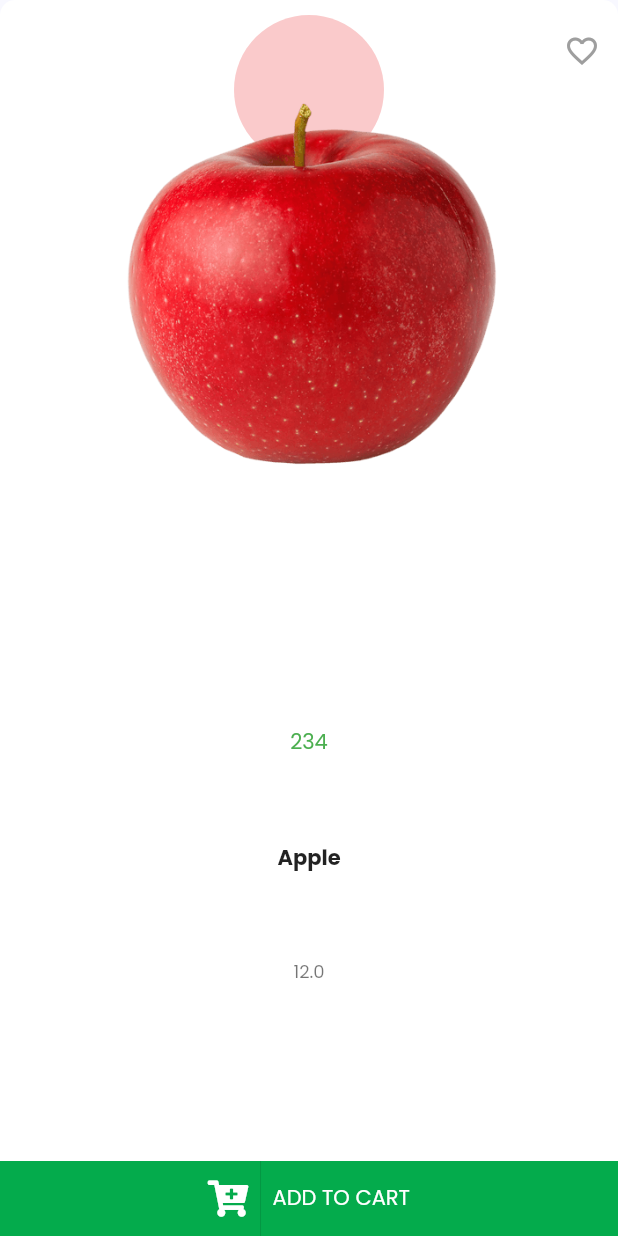
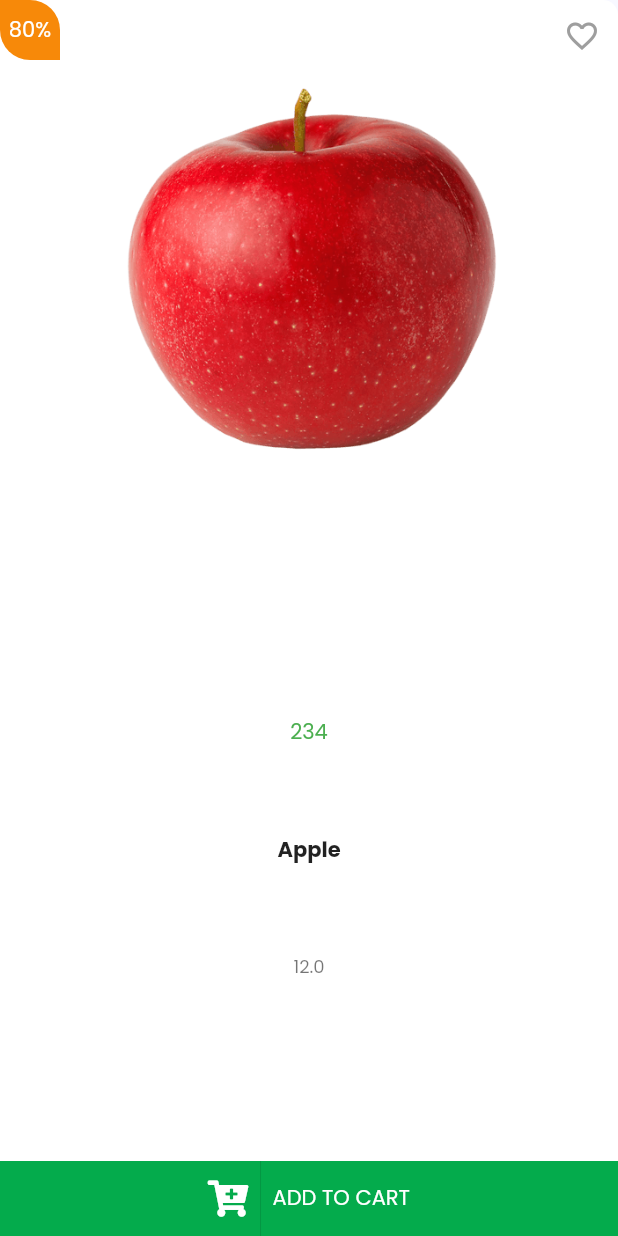
Before and after one commit to pranavo72bex/shoppingApp, a Flutter app: the ProductGridItem widget shown alone on an empty page, opened directly with sample values from the repository, on a phone screen of 412 x 824 dp. Run offline on Flutter 3.47's test engine with Material 2 defaults, Android fonts, the phone set to English and light mode, and no system bars; our stand-ins replace auto_route, carousel_slider, font_awesome_flutter, form_validator, google_fonts.

Commit message:
grid item

```diff
--- /dev/null
+++ b/lib/presentation/core/konstants.dart
@@ -0,0 +1,3 @@
+import 'dart:ui';
+
+const Color kSecondaryColor = Color(0xFFF78909);
--- a/lib/presentation/dashboard/widgets/product_grid_item.dart
+++ b/lib/presentation/dashboard/widgets/product_grid_item.dart
@@ -3,6 +3,7 @@ import 'package:flutter/material.dart';
 import 'package:font_awesome_flutter/font_awesome_flutter.dart';
 import 'package:shoppingApp/domain/product.dart';
 import 'package:shoppingApp/presentation/core/app_router.gr.dart';
+import 'package:shoppingApp/presentation/core/konstants.dart';
 
 class ProductGridItem extends StatefulWidget {
   final Product product;
@@ -27,19 +28,35 @@ class _ProductItemState extends State<ProductGridItem> {
             product: widget.product,
           ),
         ),
-        child: Column(
-          mainAxisAlignment: MainAxisAlignment.spaceBetween,
-          children: [
-            Container(
-              padding: EdgeInsets.only(top: 10),
         child: Stack(
           children: [
             Positioned(
+              left: 0,
+              child: Container(
+                alignment: Alignment.center,
+                height: 40,
+                width: 40,
+                decoration: BoxDecoration(
+                  borderRadius: BorderRadius.only(
+                    topRight: Radius.circular(20),
+                    bottomLeft: Radius.circular(20),
+                  ),
+                  color: kSecondaryColor,
+                ),
+                child: Text(
+                  '80%',
+                  style: TextStyle(
+                    color: Colors.white,
+                    fontSize: 14,
+                  ),
+                ),
+              ),
+            ),
+            Positioned(
               right: 0,
               child: IconButton(
-                        icon: Icon(isFavorite
-                            ? Icons.favorite
-                            : Icons.favorite_outline),
+                  icon: Icon(
+                      isFavorite ? Icons.favorite : Icons.favorite_outline),
                   color: isFavorite ? Colors.red : Colors.grey,
                   onPressed: () {
                     setState(() {
@@ -47,17 +64,21 @@ class _ProductItemState extends State<ProductGridItem> {
                     });
                   }),
             ),
-                  Center(
-                    child: Container(
-                      width: 100,
-                      height: 100,
-                      decoration: BoxDecoration(
-                        color: widget.product.color.withOpacity(0.3),
-                        shape: BoxShape.circle,
-                      ),
-                      child: Container(),
-                    ),
-                  ),
+            // Center(
+            //   child: Container(
+            //     width: 100,
+            //     height: 100,
+            //     decoration: BoxDecoration(
+            //       color: widget.product.color.withOpacity(0.3),
+            //       shape: BoxShape.circle,
+            //     ),
+            //     child: Container(),
+            //   ),
+            // ),
+
+            Column(
+              mainAxisAlignment: MainAxisAlignment.spaceBetween,
+              children: [
                 Padding(
                   padding: const EdgeInsets.symmetric(horizontal: 30),
                   child: Align(
@@ -66,9 +87,6 @@ class _ProductItemState extends State<ProductGridItem> {
                       widget.product.image,
                       // width: 100,
                     ),
-                    ),
-                  ),
-                ],
                   ),
                 ),
                 SizedBox(height: 10),
@@ -101,14 +119,17 @@ class _ProductItemState extends State<ProductGridItem> {
                         children: [
                           FaIcon(
                             FontAwesomeIcons.cartPlus,
-                        color: Theme.of(context).primaryTextTheme.button.color,
+                            color:
+                                Theme.of(context).primaryTextTheme.button.color,
                           ),
                           VerticalDivider(),
                           Text(
                             'Add to cart'.toUpperCase(),
                             style: TextStyle(
-                          color:
-                              Theme.of(context).primaryTextTheme.button.color,
+                              color: Theme.of(context)
+                                  .primaryTextTheme
+                                  .button
+                                  .color,
                             ),
                           ),
                         ],
@@ -123,6 +144,8 @@ class _ProductItemState extends State<ProductGridItem> {
                 // ),
               ],
             ),
+          ],
+        ),
       ),
     );
   }
```
Lines whose indentation alone changed are shown as unchanged.
